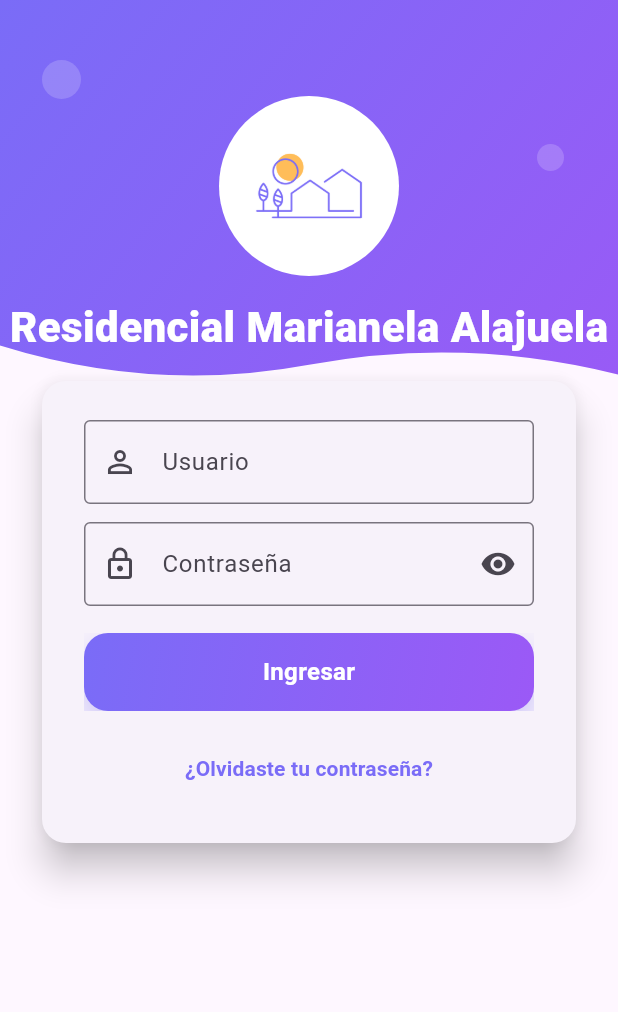
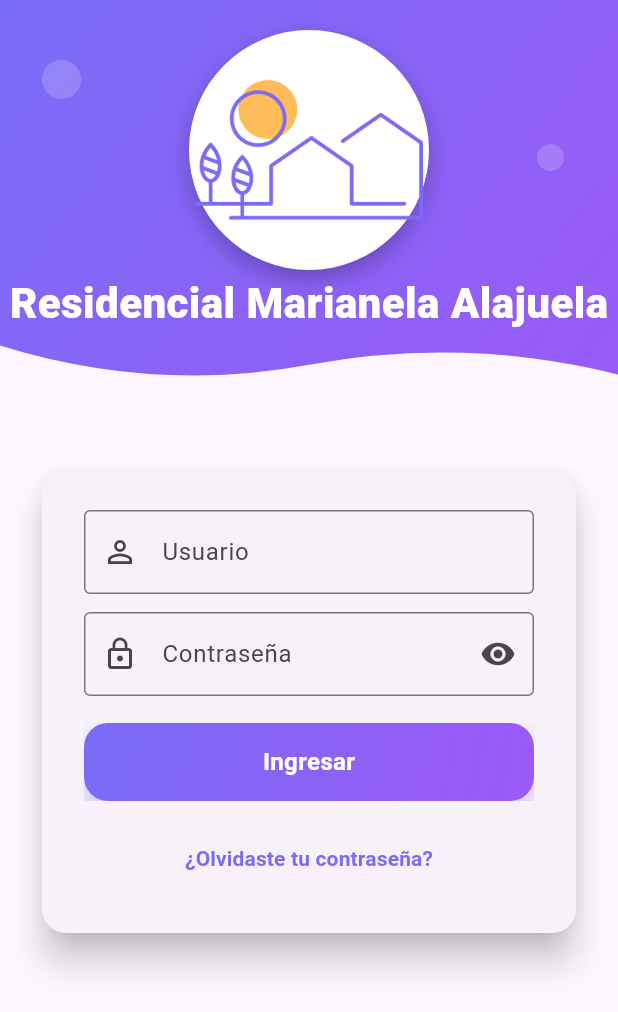
Before and after one commit to systemcrafter/marianela_web, a Flutter app: the screen it shows after launch, on a phone screen of 412 x 824 dp. Shown: the top 1012 px of the screen. Run offline on Flutter 3.47's test engine with Material 3 defaults, Android fonts, the phone set to English and light mode, and no system bars; our stand-ins replace shared_preferences; accounts and stored records are empty.

Commit message:
Design Improvement

```diff
--- a/lib/screens/login/login_screen.dart
+++ b/lib/screens/login/login_screen.dart
@@ -20,12 +20,16 @@ class LoginScreen extends StatelessWidget {
 
                 // Tarjeta flotante con el formulario
                 Transform.translate(
-                  offset: const Offset(0, -70),
+                  offset: const Offset(0, -30), // ⬅️ antes: -70
                   child: Center(
                     child: ConstrainedBox(
                       constraints: const BoxConstraints(maxWidth: 520),
                       child: Padding(
                         padding: const EdgeInsets.symmetric(horizontal: 24),
+                        child: Padding(
+                          padding: const EdgeInsets.only(
+                            top: 20,
+                          ), // ⬅️ baja un poco más
                           child: Card(
                             elevation: 10,
                             child: Padding(
@@ -45,6 +49,7 @@ class LoginScreen extends StatelessWidget {
                       ),
                     ),
                   ),
+                ),
                 const SizedBox(height: 24),
               ],
             ),
--- a/lib/screens/login/widgets/header_decoration.dart
+++ b/lib/screens/login/widgets/header_decoration.dart
@@ -34,24 +34,33 @@ class LoginHeader extends StatelessWidget {
           Align(
             alignment: Alignment.topCenter,
             child: Padding(
-              padding: const EdgeInsets.only(top: 64.0),
+              padding: const EdgeInsets.only(top: 20.0),
               child: Column(
                 children: [
-                  // Logo dentro de un círculo translúcido para mejor contraste
+                  // Logo dentro de un círculo con relieve (sombra inferior)
                   Container(
-                    width: 120, // 🔁 ajusta tamaño del circulo
-                    height: 120, // 🔁 ajusta tamaño del circulo
-                    padding: const EdgeInsets.all(16),
-                    decoration: const BoxDecoration(
-                      color: Colors.white, // ✅ fondo blanco sólido
+                    width: 160, // tamaño del círculo
+                    height: 160,
+                    padding: const EdgeInsets.all(4),
+                    decoration: BoxDecoration(
+                      color: Colors.white,
                       shape: BoxShape.circle,
+                      boxShadow: [
+                        BoxShadow(
+                          color: Colors.black.withOpacity(
+                            0.25,
+                          ), // sombra inferior
+                          blurRadius: 12,
+                          offset: const Offset(0, 6),
+                        ),
+                      ],
                     ),
                     child: Image.asset(
                       'assets/images/logo_marianela.png',
                       fit: BoxFit.contain,
                     ),
                   ),
-                  const SizedBox(height: 14),
+                  const SizedBox(height: 2),
                   const Text(
                     'Residencial Marianela Alajuela',
                     style: TextStyle(
@@ -65,7 +74,7 @@ class LoginHeader extends StatelessWidget {
               ),
             ),
           ),
-          // Decoraciones sutiles (círculos)
+          // Decoraciones sutiles (círculos flotantes)
           Positioned(top: 40, left: 28, child: _softCircle(26)),
           Positioned(top: 96, right: 36, child: _softCircle(18)),
         ],
```
Also changed, not shown: assets/images/logo_marianela.png. Lines whose indentation alone changed are shown as unchanged.
